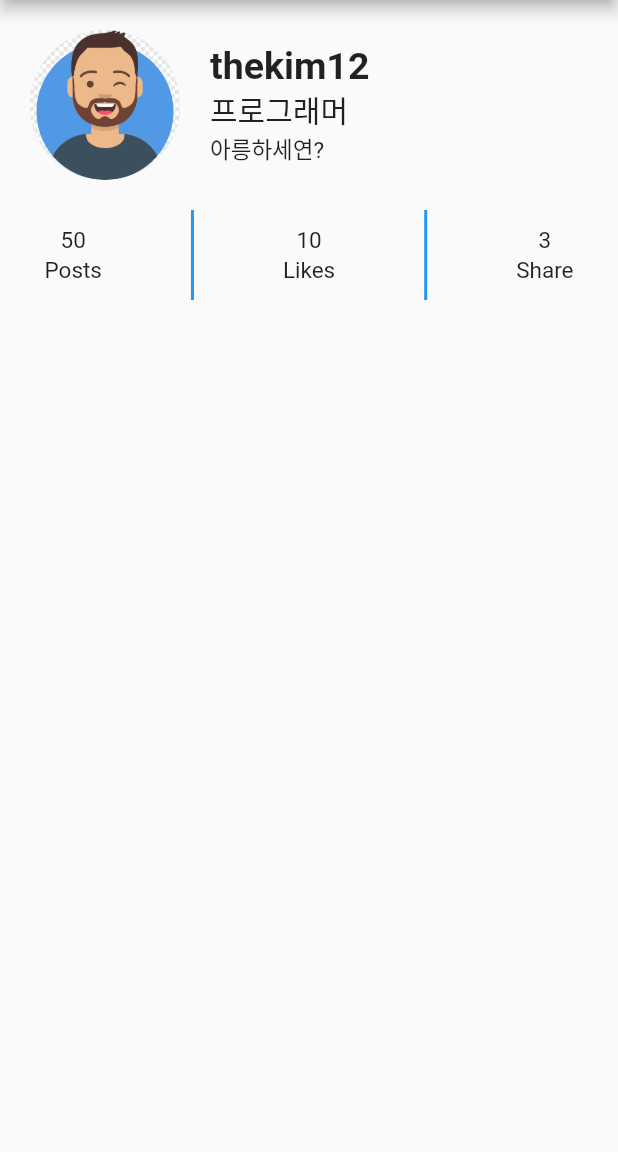
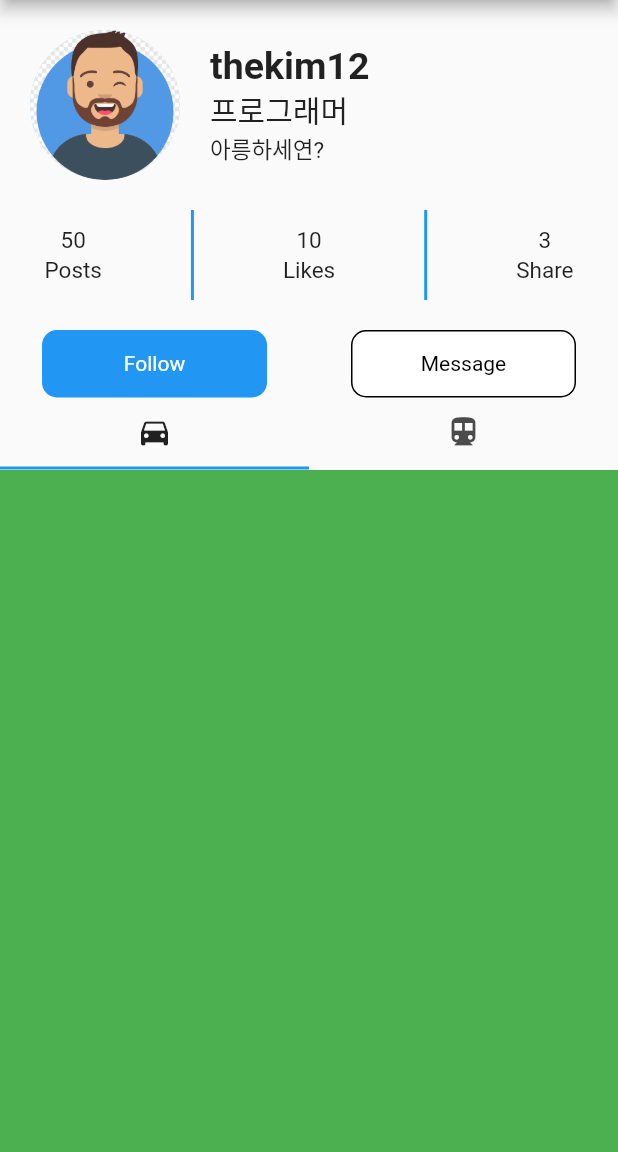
Before and after one commit to thekim123/flutter_profile, a Flutter app: the screen it shows after launch, on a phone screen of 412 x 824 dp, the part 84-1236 px from its top. Run offline on Flutter 3.47's test engine with Material 2 defaults, Android fonts, the phone set to English and light mode, and no system bars.

Commit message:
tab bar, inkwell 버튼 만ë완성

```diff
--- a/lib/components/profile_button.dart
+++ b/lib/components/profile_button.dart
@@ -1,10 +1,10 @@
 import 'package:flutter/material.dart';
 
 class ProfileButtons extends StatelessWidget {
-
   @override
   Widget build(BuildContext context) {
     return Row(
+      mainAxisAlignment: MainAxisAlignment.spaceAround,
       children: [
         _buildFollowButton(),
         _buildMessageButton(),
@@ -12,11 +12,41 @@ class ProfileButtons extends StatelessWidget {
     );
   }
 
-  Widget _buildFollowButton(){
-    return SizedBox();
+  Widget _buildFollowButton() {
+    return InkWell(
+      onTap: () {
+        print("Follow 버튼 클릭됨");
+      },
+      child: Container(
+        alignment: Alignment.center,
+        width: 150,
+        height: 45,
+        child: Text(
+          "Follow",
+          style: TextStyle(color: Colors.white),
+        ),
+        decoration: BoxDecoration(
+          color: Colors.blue,
+          borderRadius: BorderRadius.circular(10),
+        ),
+      ),
+    );
   }
 
-  Widget _buildMessageButton(){
-    return SizedBox();
+  Widget _buildMessageButton() {
+    return Container(
+      alignment: Alignment.center,
+      width: 150,
+      height: 45,
+      child: Text(
+        "Message",
+        style: TextStyle(color: Colors.black),
+      ),
+      decoration: BoxDecoration(
+        color: Colors.white,
+        border: Border.all(),
+        borderRadius: BorderRadius.circular(10),
+      ),
+    );
   }
 }
--- a/lib/components/profile_tab.dart
+++ b/lib/components/profile_tab.dart
@@ -8,22 +8,44 @@ class ProfileTab extends StatefulWidget {
   State<ProfileTab> createState() => _ProfileTabState();
 }
 
-class _ProfileTabState extends State<ProfileTab> {
+class _ProfileTabState extends State<ProfileTab> with SingleTickerProviderStateMixin {
+
+  TabController? _tabController;
+
+  // ProfileTab 그림이 그려질 때 단 한번만 실행되는 함수
+  @override
+  void initState() {
+    super.initState();
+    _tabController = new TabController(length: 2, vsync: this);
+  }
+
   @override
   Widget build(BuildContext context) {
     return Column(
       children: [
         _buildTabBar(),
-        _buildTabBarView(),
+        Expanded(child: _buildTabBarView()),
       ],
     );
   }
 
   Widget _buildTabBar(){
-    return SizedBox();
+    return TabBar(
+
+      controller: _tabController,
+      tabs: [
+      Tab(icon: Icon(Icons.directions_car)),
+      Tab(icon: Icon(Icons.directions_transit)),
+    ],);
   }
 
   Widget _buildTabBarView(){
-    return SizedBox();
+    return TabBarView(
+    controller: _tabController,
+    children: [
+      Container(color: Colors.green),
+      Container(color: Colors.red),
+
+    ]);
   }
 }
--- a/lib/main.dart
+++ b/lib/main.dart
@@ -37,7 +37,7 @@ class ProfilePage extends StatelessWidget {
             ProfileCountInfo(),
             SizedBox(height: 20),
             ProfileButtons(),
-            ProfileTab(),
+            Expanded(child: ProfileTab()),
           ],
         ));
   }
```
